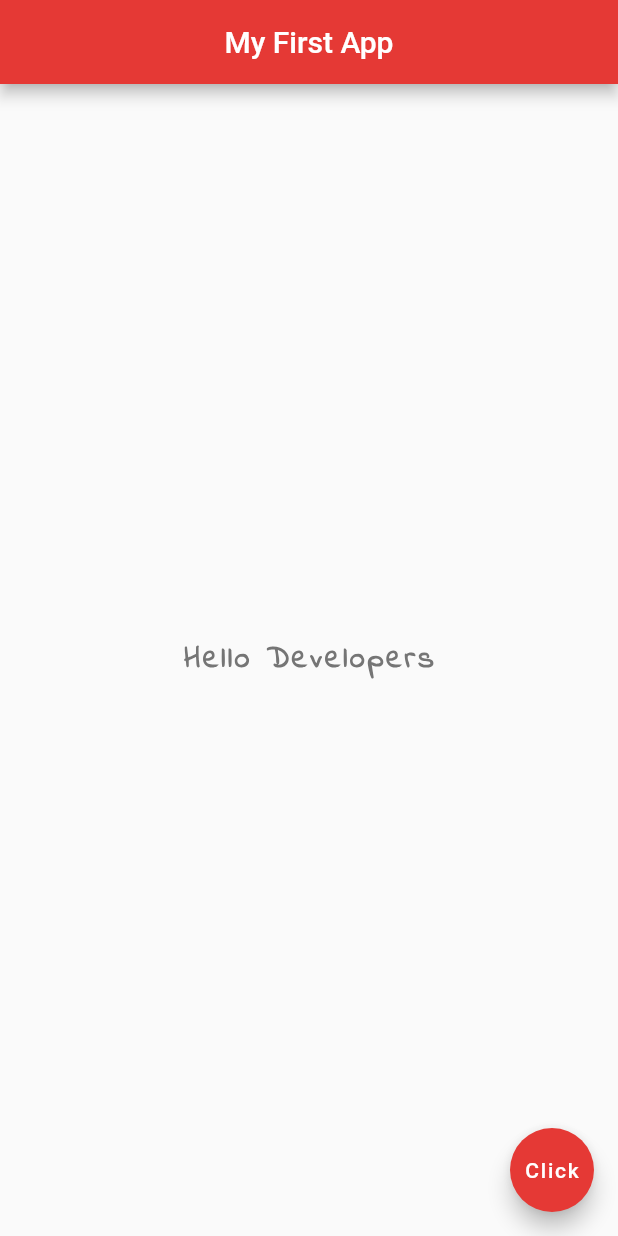
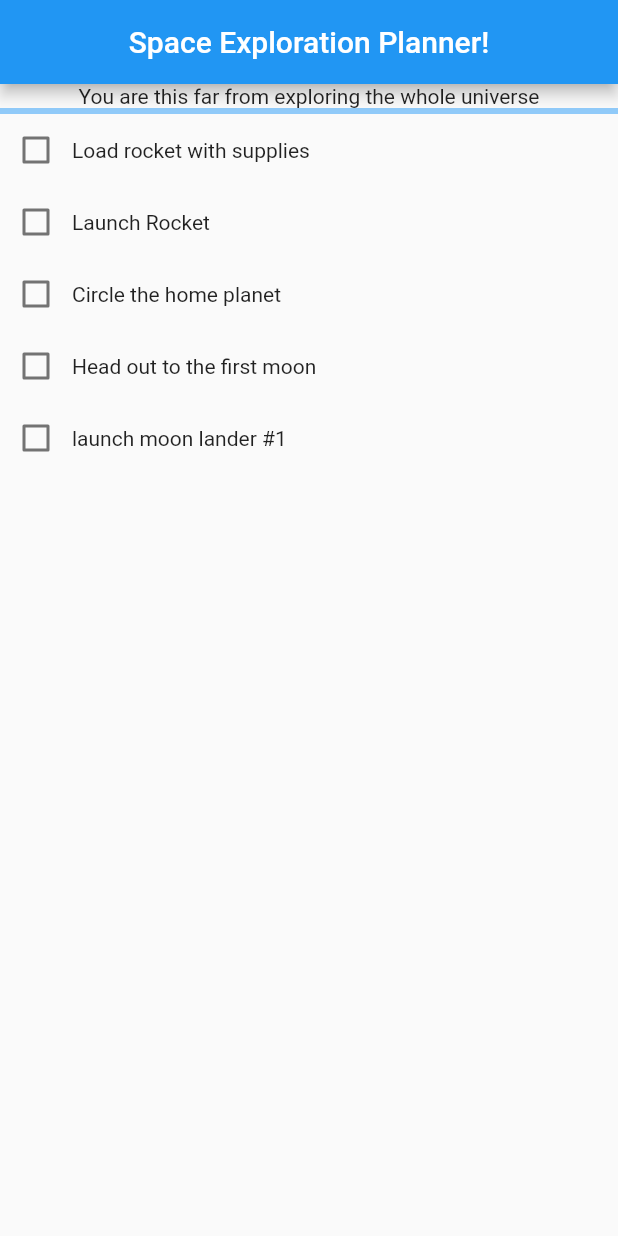
Before and after one commit to achaudhary591/FirstFlutterProject, a Flutter app: the screen it shows after launch, on a phone screen of 412 x 824 dp. Run offline on Flutter 3.47's test engine with Material 2 defaults, Android fonts, the phone set to English and light mode, and no system bars.

Commit message:
done new checkbox widget

```diff
--- a/lib/main.dart
+++ b/lib/main.dart
@@ -1,40 +1,124 @@
 import 'package:flutter/material.dart';
 
-void main() {
-  runApp(MaterialApp(
-      home: Home(),
-  ));
+void main() => runApp(MyApp());
+
+class MyApp extends StatelessWidget{
+  // const MyApp({super.key});
+
+  @override
+  Widget build(BuildContext context){
+    return MaterialApp(
+      title: 'Exploration!',
+      theme: ThemeData(primarySwatch: Colors.blue),
+      home: MyHomePage(),
+    );
+  }
 }
 
-
-class Home extends StatelessWidget {
-  //const ({Key? key}) : super(key: key);
-
+class MyHomePage extends StatelessWidget {
+  const MyHomePage({Key? key}) : super(key: key);
   @override
   Widget build(BuildContext context) {
     return Scaffold(
       appBar: AppBar(
-        title: const Text("My First App"),
+        title: const Text("Space Exploration Planner!"),
         centerTitle: true,
-        backgroundColor: Colors.red[600],
       ),
-      body: Center(
-        child: Text(
-          "Hello Developers",
-          style: TextStyle(
-            fontSize: 20.0,
-            fontWeight: FontWeight.bold,
-            letterSpacing: 2.0,
-            color: Colors.grey[600],
-            fontFamily: "IndieFlower",
-          ),
-        ),
-      ),
-      floatingActionButton: FloatingActionButton(
-        onPressed: () { },
-        backgroundColor: Colors.red[600],
-        child: const Text('Click'),
+      body: Column(
+        children: const [
+          Progress(),
+          TaskList(),
+        ],
       ),
     );
   }
 }
+
+class Progress extends StatelessWidget {
+  const Progress({Key? key}) : super(key: key);
+
+  @override
+  Widget build(BuildContext context) {
+    return Column(
+      children: const [
+        Text("You are this far from exploring the whole universe"),
+        LinearProgressIndicator(value: 0.0),
+      ],
+    );
+  }
+}
+
+class TaskList extends StatelessWidget {
+  const TaskList({Key? key}) : super(key: key);
+
+  @override
+  Widget build(BuildContext context) {
+    return Column(
+      children: [
+        TaskItem(label: "Load rocket with supplies"),
+        TaskItem(label: "Launch Rocket"),
+        TaskItem(label: "Circle the home planet"),
+        TaskItem(label: "Head out to the first moon"),
+        TaskItem(label: "launch moon lander #1"),
+
+      ],
+    );
+  }
+}
+
+class TaskItem extends StatefulWidget {
+  final String label;
+
+  TaskItem({Key? key, required this.label}) : super(key: key);
+
+  @override
+  State<TaskItem> createState() => _TaskItemState();
+}
+
+class _TaskItemState extends State<TaskItem> {
+  bool? _value = false;
+
+  @override
+  Widget build(BuildContext context) {
+    return Row(
+      children: [
+        Checkbox(value: _value, onChanged: (newValue) => setState(() => _value = newValue),
+        ),
+        Text(widget.label),
+      ],
+    );
+  }
+}
+
+
+
+
+
+
+// class Home extends StatelessWidget {
+//   const Home({super.key});
+//
+//   //const ({Key? key}) : super(key: key);
+//
+//   @override
+//   Widget build(BuildContext context) {
+//     return Scaffold(
+//       appBar: AppBar(
+//         title: const Text("My First App"),
+//         centerTitle: true,
+//         backgroundColor: Colors.red[600],
+//       ),
+//       body: Center(
+//         child: ElevatedButton(
+//           onPressed: () { },
+//           child: Text("ClickMe"),
+//         ),
+//       ),
+//       floatingActionButton: FloatingActionButton(
+//         onPressed: () { },
+//         backgroundColor: Colors.red[600],
+//         child: const Text('Click'),
+//       ),
+//     );
+//   }
+// }
--- a/pubspec.yaml
+++ b/pubspec.yaml
@@ -60,10 +60,8 @@ flutter:
   uses-material-design: true
 
   # To add assets to your application, add an assets section, like this:
-  # assets:
-  #   - images/a_dot_burr.jpeg
-  #   - images/a_dot_ham.jpeg
-
+  assets:
+   - assets/
   # An image asset can refer to one or more resolution-specific "variants", see
   # https://flutter.dev/assets-and-images/#resolution-aware
 
```
Also changed, not shown: assets/image1.jpg (added), assets/image2.jpg (added), assets/image3.jpg (added).
